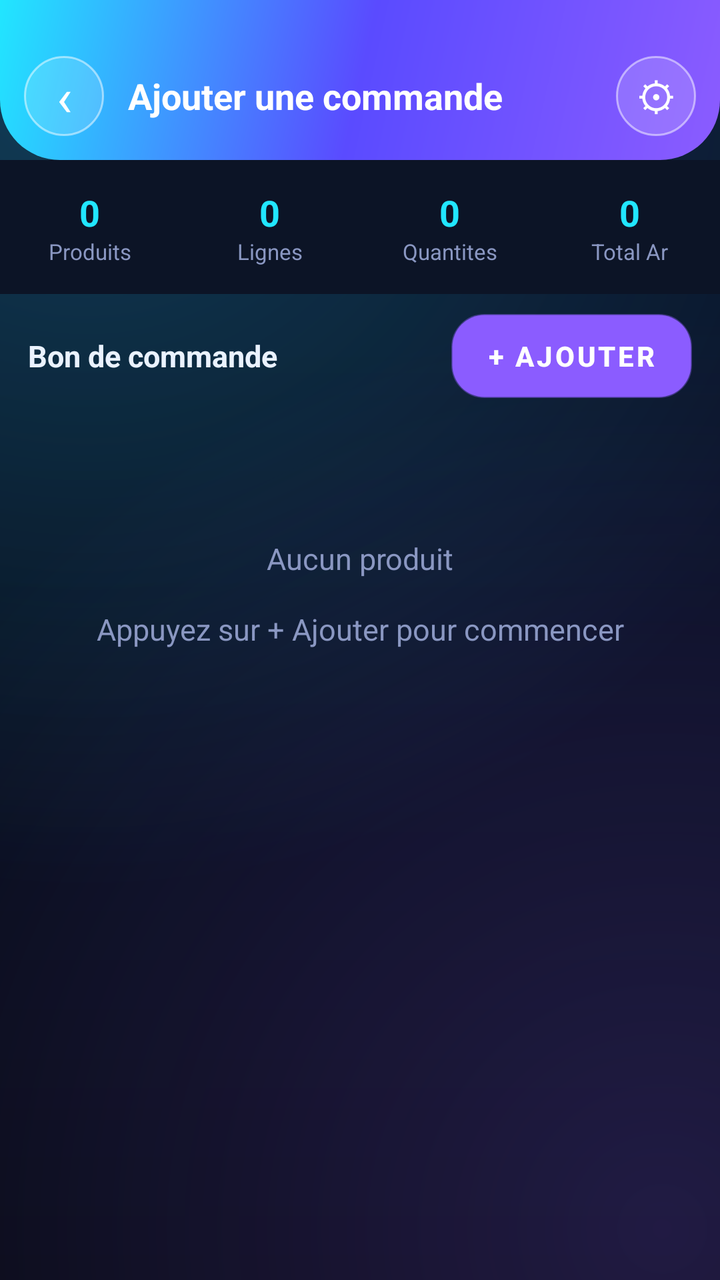
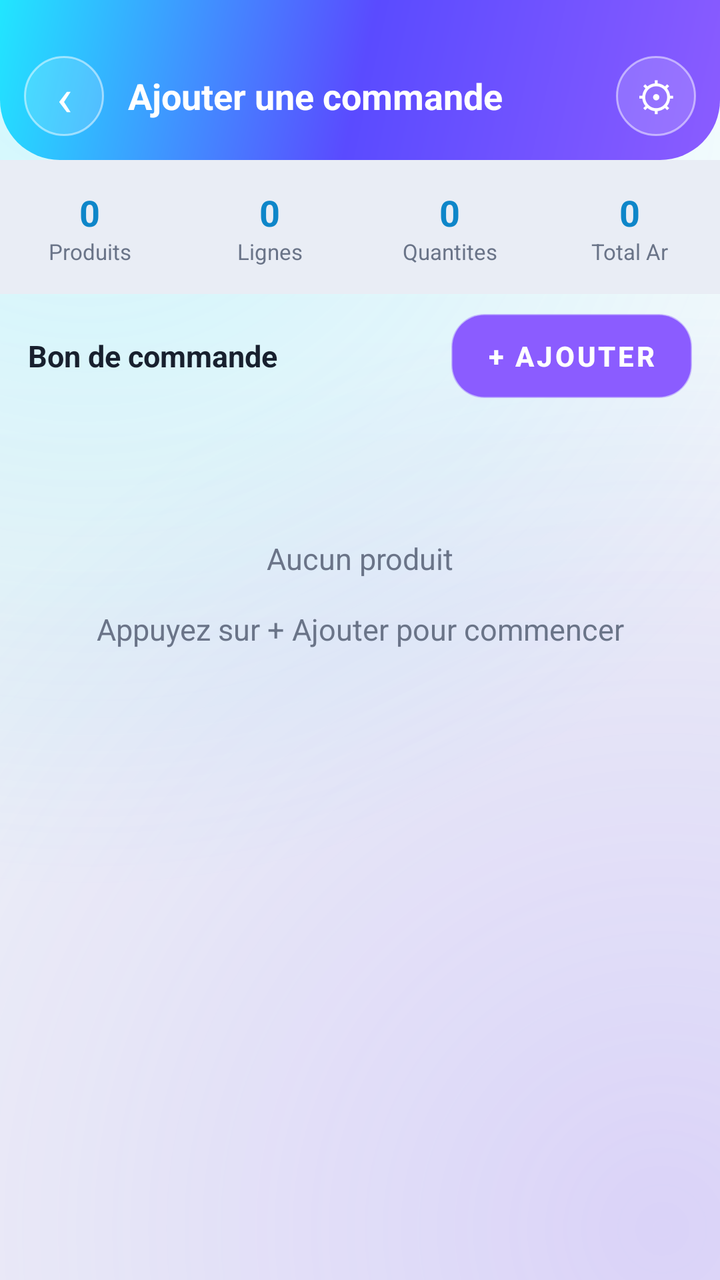

Compare the two renders of this Android layout. The source of the first and the diff that turns it into the second are given below.
<!-- AndroidManifest.xml: application theme Theme.AluManager -->
<!-- res/layout/activity_add_order.xml -->
<?xml version="1.0" encoding="utf-8"?>
<LinearLayout xmlns:android="http://schemas.android.com/apk/res/android"
    android:layout_width="match_parent"
    android:layout_height="match_parent"
    android:background="@drawable/bg_space"
    android:orientation="vertical">

    
    <LinearLayout
        android:layout_width="match_parent"
        android:layout_height="wrap_content"
        android:background="@drawable/hero_bg"
        android:gravity="center_vertical"
        android:orientation="horizontal"
        android:paddingHorizontal="12dp"
        android:paddingTop="28dp"
        android:paddingBottom="12dp">

        <TextView
            android:id="@+id/btnBack"
            android:layout_width="40dp"
            android:layout_height="40dp"
            android:background="@drawable/avatar_circle"
            android:gravity="center"
            android:text="‹"
            android:textColor="#FFFFFF"
            android:textSize="26sp" />

        <TextView
            android:id="@+id/screenTitle"
            android:layout_width="0dp"
            android:layout_height="wrap_content"
            android:layout_marginStart="12dp"
            android:layout_weight="1"
            android:text="Ajouter une commande"
            android:textColor="#FFFFFF"
            android:textSize="18sp"
            android:textStyle="bold" />

        <TextView
            android:id="@+id/btnSettings"
            android:layout_width="40dp"
            android:layout_height="40dp"
            android:background="@drawable/avatar_circle"
            android:gravity="center"
            android:text="⚙"
            android:textColor="#FFFFFF"
            android:textSize="20sp" />
    </LinearLayout>

    
    <LinearLayout
        android:layout_width="match_parent"
        android:layout_height="wrap_content"
        android:background="#0C1426"
        android:orientation="horizontal"
        android:paddingVertical="14dp">

        <LinearLayout style="@style/OStat">
            <TextView android:id="@+id/statProduits" style="@style/OStatVal" android:text="0" />
            <TextView style="@style/OStatLbl" android:text="Produits" />
        </LinearLayout>
        <LinearLayout style="@style/OStat">
            <TextView android:id="@+id/statLignes" style="@style/OStatVal" android:text="0" />
            <TextView style="@style/OStatLbl" android:text="Lignes" />
        </LinearLayout>
        <LinearLayout style="@style/OStat">
            <TextView android:id="@+id/statQty" style="@style/OStatVal" android:text="0" />
            <TextView style="@style/OStatLbl" android:text="Quantites" />
        </LinearLayout>
        <LinearLayout style="@style/OStat">
            <TextView android:id="@+id/statTotal" style="@style/OStatVal" android:text="0" />
            <TextView style="@style/OStatLbl" android:text="Total Ar" />
        </LinearLayout>
    </LinearLayout>

    
    <LinearLayout
        android:layout_width="match_parent"
        android:layout_height="wrap_content"
        android:gravity="center_vertical"
        android:orientation="horizontal"
        android:paddingHorizontal="14dp"
        android:paddingVertical="10dp">

        <TextView
            android:layout_width="0dp"
            android:layout_height="wrap_content"
            android:layout_weight="1"
            android:text="Bon de commande"
            android:textColor="#EAF2FF"
            android:textSize="15sp"
            android:textStyle="bold" />

        <Button
            android:id="@+id/btnAddProduct"
            android:layout_width="wrap_content"
            android:layout_height="42dp"
            android:background="@drawable/btn_primary"
            android:paddingHorizontal="18dp"
            android:text="+ Ajouter"
            android:textColor="#FFFFFF"
            android:textStyle="bold" />
    </LinearLayout>

    
    <ScrollView
        android:layout_width="match_parent"
        android:layout_height="0dp"
        android:layout_weight="1"
        android:fillViewport="true">

        <LinearLayout
            android:id="@+id/productsContainer"
            android:layout_width="match_parent"
            android:layout_height="wrap_content"
            android:orientation="vertical"
            android:paddingHorizontal="12dp"
            android:paddingBottom="20dp">

            <TextView
                android:id="@+id/emptyState"
                android:layout_width="match_parent"
                android:layout_height="wrap_content"
                android:layout_marginTop="60dp"
                android:gravity="center"
                android:text="Aucun produit\n\nAppuyez sur + Ajouter pour commencer"
                android:textColor="#8A97C2"
                android:textSize="15sp" />
        </LinearLayout>
    </ScrollView>

    
    <LinearLayout
        android:id="@+id/summaryBar"
        android:layout_width="match_parent"
        android:layout_height="wrap_content"
        android:background="#0C1426"
        android:elevation="8dp"
        android:gravity="center_vertical"
        android:orientation="horizontal"
        android:padding="14dp"
        android:visibility="gone">

        <LinearLayout
            android:layout_width="0dp"
            android:layout_height="wrap_content"
            android:layout_weight="1"
            android:orientation="vertical">

            <TextView
                android:layout_width="wrap_content"
                android:layout_height="wrap_content"
                android:text="Total General"
                android:textColor="#8A97C2"
                android:textSize="12sp" />

            <TextView
                android:id="@+id/grandTotal"
                android:layout_width="wrap_content"
                android:layout_height="wrap_content"
                android:text="0 Ar"
                android:textColor="#21E6FF"
                android:textSize="20sp"
                android:textStyle="bold" />
        </LinearLayout>

        <Button
            android:id="@+id/btnValidate"
            android:layout_width="wrap_content"
            android:layout_height="50dp"
            android:background="@drawable/btn_primary"
            android:paddingHorizontal="22dp"
            android:text="Valider la commande"
            android:textColor="#FFFFFF"
            android:textStyle="bold" />
    </LinearLayout>

</LinearLayout>
<!-- resources referenced by this layout -->
<resources>
  <!-- drawable avatar_circle (drawable) -->
  <?xml version="1.0" encoding="utf-8"?>
  <shape xmlns:android="http://schemas.android.com/apk/res/android" android:shape="oval">
      <solid android:color="#26FFFFFF" />
      <stroke android:width="1dp" android:color="#80FFFFFF" />
  </shape>
  <!-- drawable bg_space (drawable) -->
  <?xml version="1.0" encoding="utf-8"?>
  <layer-list xmlns:android="http://schemas.android.com/apk/res/android">
      <item>
          <shape android:shape="rectangle">
              <gradient
                  android:angle="270"
                  android:startColor="#0C1430"
                  android:centerColor="#080E1F"
                  android:endColor="#060912" />
          </shape>
      </item>
      
      <item>
          <shape android:shape="rectangle">
              <gradient
                  android:type="radial"
                  android:centerX="0.12"
                  android:centerY="0.04"
                  android:gradientRadius="420dp"
                  android:startColor="#3321E6FF"
                  android:endColor="#0021E6FF" />
          </shape>
      </item>
      
      <item>
          <shape android:shape="rectangle">
              <gradient
                  android:type="radial"
                  android:centerX="0.92"
                  android:centerY="0.96"
                  android:gradientRadius="460dp"
                  android:startColor="#338B5CFF"
                  android:endColor="#008B5CFF" />
          </shape>
      </item>
  </layer-list>
  <!-- drawable btn_primary (drawable) -->
  <?xml version="1.0" encoding="utf-8"?>
  <shape xmlns:android="http://schemas.android.com/apk/res/android" android:shape="rectangle">
      <gradient
          android:angle="0"
          android:startColor="#21E6FF"
          android:endColor="#8B5CFF" />
      <corners android:radius="16dp" />
      <stroke android:width="1dp" android:color="#66BFF5FF" />
  </shape>
  <style name="OStat">
          <item name="android:layout_width">0dp</item>
          <item name="android:layout_height">wrap_content</item>
          <item name="android:layout_weight">1</item>
          <item name="android:orientation">vertical</item>
          <item name="android:gravity">center</item>
      </style>
  <style name="OStatLbl">
          <item name="android:layout_width">wrap_content</item>
          <item name="android:layout_height">wrap_content</item>
          <item name="android:textColor">@color/text_mu</item>
          <item name="android:textSize">11sp</item>
      </style>
  <style name="OStatVal">
          <item name="android:layout_width">wrap_content</item>
          <item name="android:layout_height">wrap_content</item>
          <item name="android:textColor">@color/neon_cyan</item>
          <item name="android:textSize">18sp</item>
          <item name="android:textStyle">bold</item>
      </style>
  <style name="Theme.AluManager" parent="Theme.MaterialComponents.NoActionBar">
          <item name="colorPrimary">@color/neon_violet</item>
          <item name="colorPrimaryVariant">@color/neon_cyan</item>
          <item name="colorOnPrimary">#08101F</item>
          <item name="colorAccent">@color/neon_cyan</item>
          <item name="android:windowBackground">@color/bg_deep</item>
          <item name="android:statusBarColor">@android:color/transparent</item>
          <item name="android:navigationBarColor">@color/bg_deep</item>
          <item name="android:windowLightStatusBar">false</item>
          <item name="android:colorBackground">@color/bg_deep</item>
      </style>
  <color name="text_mu">#8A97C2</color>
  <color name="neon_cyan">#21E6FF</color>
  <color name="neon_violet">#8B5CFF</color>
  <color name="bg_deep">#060912</color>
  <!-- unchanged entries left out for length: 1 -->
</resources>

<!-- the commit's change to res/layout/activity_add_order.xml (unified diff, before → after) -->
@@ -52,7 +52,7 @@
     <LinearLayout
         android:layout_width="match_parent"
         android:layout_height="wrap_content"
-        android:background="#0C1426"
+        android:background="#E9EDF5"
         android:orientation="horizontal"
         android:paddingVertical="14dp">
 
@@ -88,7 +88,7 @@
             android:layout_height="wrap_content"
             android:layout_weight="1"
             android:text="Bon de commande"
-            android:textColor="#EAF2FF"
+            android:textColor="#18202E"
             android:textSize="15sp"
             android:textStyle="bold" />
 
@@ -125,7 +125,7 @@
                 android:layout_marginTop="60dp"
                 android:gravity="center"
                 android:text="Aucun produit\n\nAppuyez sur + Ajouter pour commencer"
-                android:textColor="#8A97C2"
+                android:textColor="#6A7488"
                 android:textSize="15sp" />
         </LinearLayout>
     </ScrollView>
@@ -135,7 +135,7 @@
         android:id="@+id/summaryBar"
         android:layout_width="match_parent"
         android:layout_height="wrap_content"
-        android:background="#0C1426"
+        android:background="#E9EDF5"
         android:elevation="8dp"
         android:gravity="center_vertical"
         android:orientation="horizontal"
@@ -152,7 +152,7 @@
                 android:layout_width="wrap_content"
                 android:layout_height="wrap_content"
                 android:text="Total General"
-                android:textColor="#8A97C2"
+                android:textColor="#6A7488"
                 android:textSize="12sp" />
 
             <TextView
<!-- resource entries referenced after the edit -->
@@ -13,9 +13,9 @@
           <shape android:shape="rectangle">
               <gradient
                   android:angle="270"
-                  android:startColor="#0C1430"
-                  android:centerColor="#080E1F"
-                  android:endColor="#060912" />
+                  android:startColor="#FFFFFF"
+                  android:centerColor="#EEF1F7"
+                  android:endColor="#EEF1F7" />
           </shape>
       </item>
       
@@ -69,11 +69,11 @@
   <style name="OStatVal">
           <item name="android:layout_width">wrap_content</item>
           <item name="android:layout_height">wrap_content</item>
-          <item name="android:textColor">@color/neon_cyan</item>
+          <item name="android:textColor">#0E86C9</item>
           <item name="android:textSize">18sp</item>
           <item name="android:textStyle">bold</item>
       </style>
-  <style name="Theme.AluManager" parent="Theme.MaterialComponents.NoActionBar">
+  <style name="Theme.AluManager" parent="Theme.MaterialComponents.Light.NoActionBar">
           <item name="colorPrimary">@color/neon_violet</item>
           <item name="colorPrimaryVariant">@color/neon_cyan</item>
           <item name="colorOnPrimary">#08101F</item>
@@ -81,13 +81,13 @@
           <item name="android:windowBackground">@color/bg_deep</item>
           <item name="android:statusBarColor">@android:color/transparent</item>
           <item name="android:navigationBarColor">@color/bg_deep</item>
-          <item name="android:windowLightStatusBar">false</item>
+          <item name="android:windowLightStatusBar">true</item>
           <item name="android:colorBackground">@color/bg_deep</item>
       </style>
-  <color name="text_mu">#8A97C2</color>
+  <color name="text_mu">#6A7488</color>
   <color name="neon_cyan">#21E6FF</color>
   <color name="neon_violet">#8B5CFF</color>
-  <color name="bg_deep">#060912</color>
+  <color name="bg_deep">#EEF1F7</color>
   <!-- unchanged entries left out for length: 1 -->
 </resources>
 
